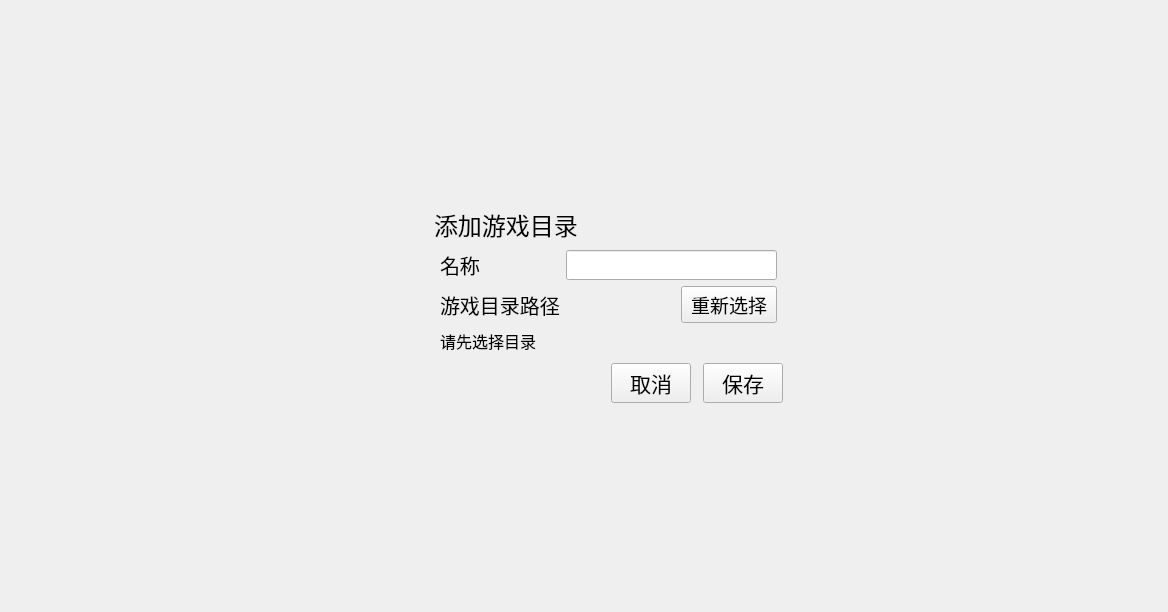
This is UI/MainWindow/MainWindow.ui in SkyWorldStudio/Minecraft-Optimal-Starter_3 as Qt 5 draws it before an edit. The edited form follows.
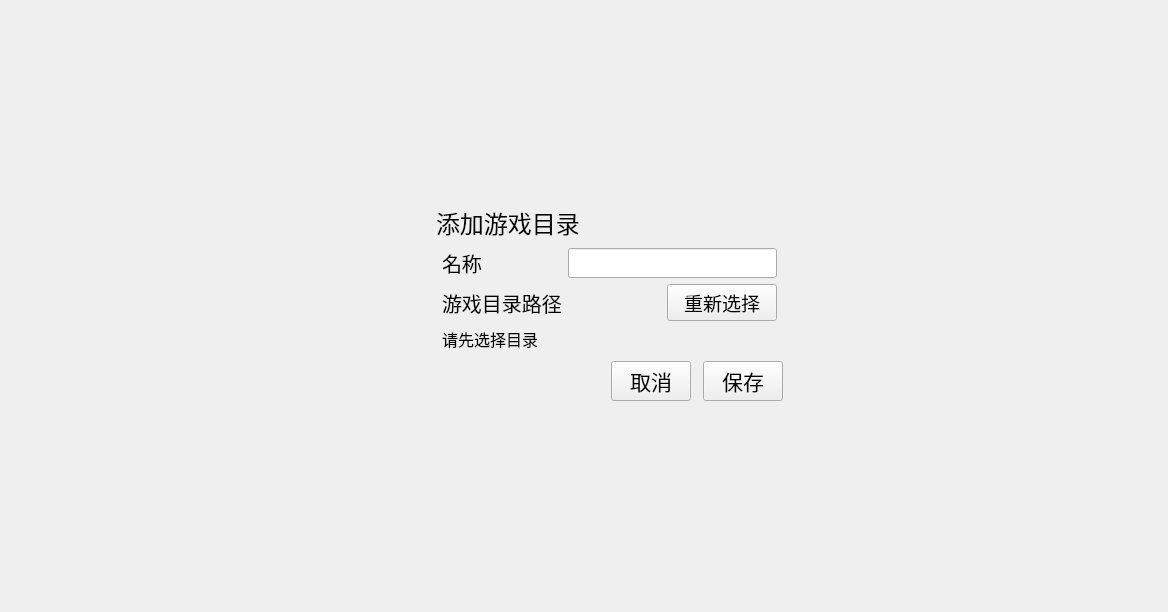
This is the edited form. The open tabs and pages were chosen to show the change. Icons and pictures are not drawn. Custom widgets are drawn as their Qt base class.

What changed in the file:
```diff
--- a/UI/MainWindow/MainWindow.ui
+++ b/UI/MainWindow/MainWindow.ui
@@ -1509,9 +1509,15 @@
                    </property>
                    <item row="1" column="1">
                     <widget class="QWidget" name="widget_home_game_file_add" native="true">
+                     <property name="sizePolicy">
+                      <sizepolicy hsizetype="Expanding" vsizetype="Expanding">
+                       <horstretch>0</horstretch>
+                       <verstretch>0</verstretch>
+                      </sizepolicy>
+                     </property>
                      <layout class="QVBoxLayout" name="verticalLayout_9">
                       <property name="leftMargin">
-                       <number>12</number>
+                       <number>14</number>
                       </property>
                       <property name="topMargin">
                        <number>8</number>
@@ -1520,7 +1526,7 @@
                        <number>12</number>
                       </property>
                       <property name="bottomMargin">
-                       <number>8</number>
+                       <number>12</number>
                       </property>
                       <item>
                        <widget class="QLabel" name="label">
@@ -1553,14 +1559,8 @@
                           <widget class="QPushButton" name="pushButton_game_file_add_again">
                            <property name="minimumSize">
                             <size>
-                             <width>96</width>
-                             <height>25</height>
-                            </size>
-                           </property>
-                           <property name="maximumSize">
-                            <size>
-                             <width>94</width>
-                             <height>16777215</height>
+                             <width>110</width>
+                             <height>27</height>
                             </size>
                            </property>
                            <property name="font">
```
Left out of the diff: 10 changed lines with no effect on the pictures.
